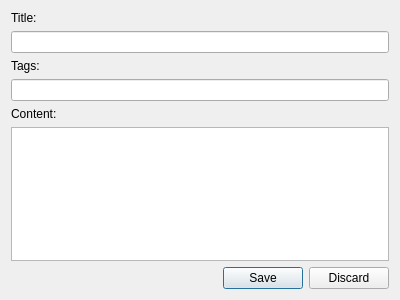
Above: src/sidebar/notewidget.ui from KDE/conquirere before the change. Below: the same form after it.
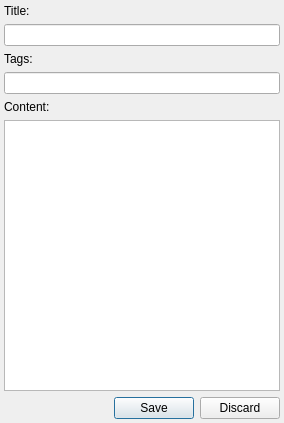
That is the form after the change. Custom widgets are drawn as their Qt base class.

```diff
--- a/src/sidebar/notewidget.ui
+++ b/src/sidebar/notewidget.ui
@@ -6,14 +6,23 @@
    <rect>
     <x>0</x>
     <y>0</y>
-    <width>400</width>
-    <height>300</height>
+    <width>284</width>
+    <height>423</height>
    </rect>
   </property>
   <property name="windowTitle">
    <string>Form</string>
   </property>
+  <layout class="QVBoxLayout" name="verticalLayout_2">
+   <property name="margin">
+    <number>0</number>
+   </property>
+   <item>
+    <widget class="QWidget" name="frameWidget" native="true">
   <layout class="QVBoxLayout" name="verticalLayout">
+      <property name="margin">
+       <number>4</number>
+      </property>
    <item>
     <widget class="QLabel" name="label">
      <property name="text">
@@ -58,6 +67,9 @@
      <property name="standardButtons">
       <set>QDialogButtonBox::Discard|QDialogButtonBox::Save</set>
      </property>
+       </widget>
+      </item>
+     </layout>
     </widget>
    </item>
   </layout>
```
Lines whose indentation alone changed are shown as unchanged.
